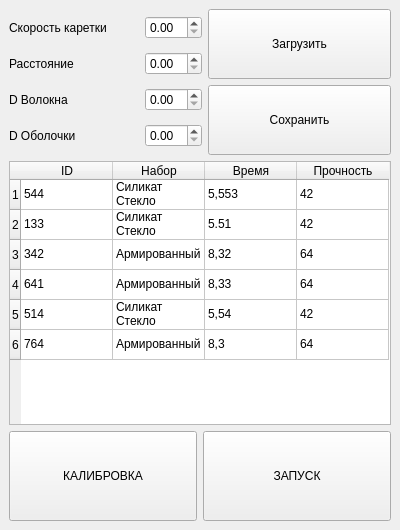
First picture: the form in utilities/UI/_ui/main.ui, repository eteriall/MoonLight, before the edit.
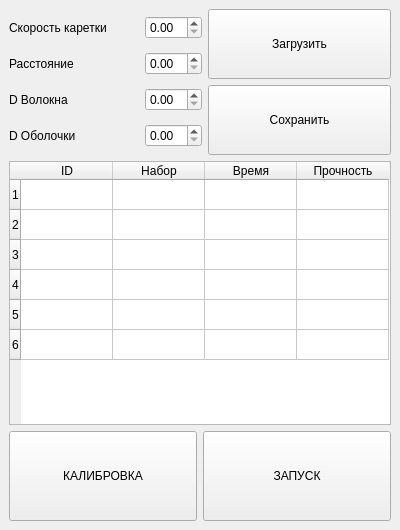
Second picture: the form after the edit.

```diff
--- a/utilities/UI/_ui/main.ui
+++ b/utilities/UI/_ui/main.ui
@@ -217,126 +217,10 @@
           <string>Прочность</string>
          </property>
         </column>
-        <item row="0" column="0">
-         <property name="text">
-          <string>544</string>
-         </property>
-        </item>
-        <item row="0" column="1">
-         <property name="text">
-          <string>Силикат Стекло</string>
-         </property>
-        </item>
-        <item row="0" column="2">
-         <property name="text">
-          <string>5,553</string>
-         </property>
-        </item>
-        <item row="0" column="3">
-         <property name="text">
-          <string>42</string>
-         </property>
-        </item>
-        <item row="1" column="0">
-         <property name="text">
-          <string>133</string>
-         </property>
-        </item>
-        <item row="1" column="1">
-         <property name="text">
-          <string>Силикат Стекло</string>
-         </property>
-        </item>
-        <item row="1" column="2">
-         <property name="text">
-          <string>5.51</string>
-         </property>
-        </item>
-        <item row="1" column="3">
-         <property name="text">
-          <string>42</string>
-         </property>
-        </item>
-        <item row="2" column="0">
-         <property name="text">
-          <string>342</string>
-         </property>
-        </item>
-        <item row="2" column="1">
-         <property name="text">
-          <string>Армированный</string>
-         </property>
-        </item>
-        <item row="2" column="2">
-         <property name="text">
-          <string>8,32</string>
-         </property>
-        </item>
-        <item row="2" column="3">
-         <property name="text">
-          <string>64</string>
-         </property>
-        </item>
-        <item row="3" column="0">
-         <property name="text">
-          <string>641</string>
-         </property>
-        </item>
-        <item row="3" column="1">
-         <property name="text">
-          <string>Армированный</string>
-         </property>
-        </item>
-        <item row="3" column="2">
-         <property name="text">
-          <string>8,33</string>
-         </property>
-        </item>
-        <item row="3" column="3">
-         <property name="text">
-          <string>64</string>
-         </property>
-        </item>
-        <item row="4" column="0">
-         <property name="text">
-          <string>514</string>
-         </property>
-        </item>
-        <item row="4" column="1">
-         <property name="text">
-          <string>Силикат Стекло</string>
-         </property>
-        </item>
-        <item row="4" column="2">
-         <property name="text">
-          <string>5,54</string>
-         </property>
-        </item>
-        <item row="4" column="3">
-         <property name="text">
-          <string>42</string>
-         </property>
-        </item>
-        <item row="5" column="0">
-         <property name="text">
-          <string>764</string>
-         </property>
-        </item>
-        <item row="5" column="1">
-         <property name="text">
-          <string>Армированный</string>
-         </property>
-        </item>
-        <item row="5" column="2">
-         <property name="text">
-          <string>8,3</string>
-         </property>
-        </item>
-        <item row="5" column="3">
-         <property name="text">
-          <string>64</string>
-         </property>
-        </item>
+
+
+
+
        </widget>
       </item>
       <item>
```
